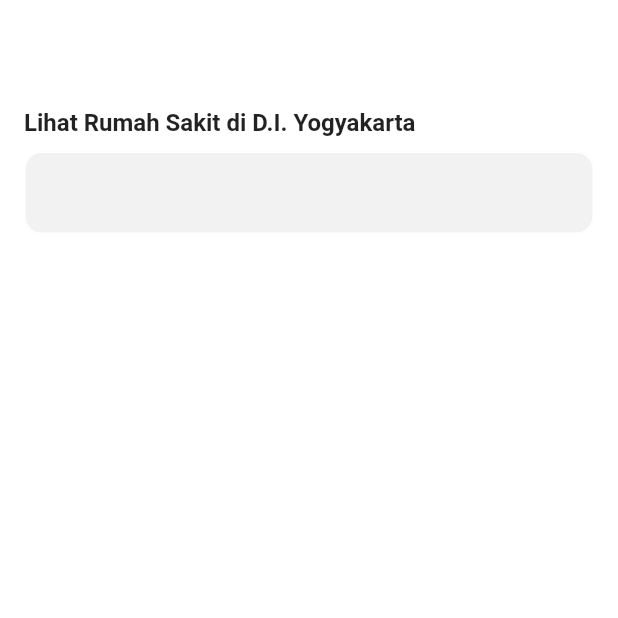
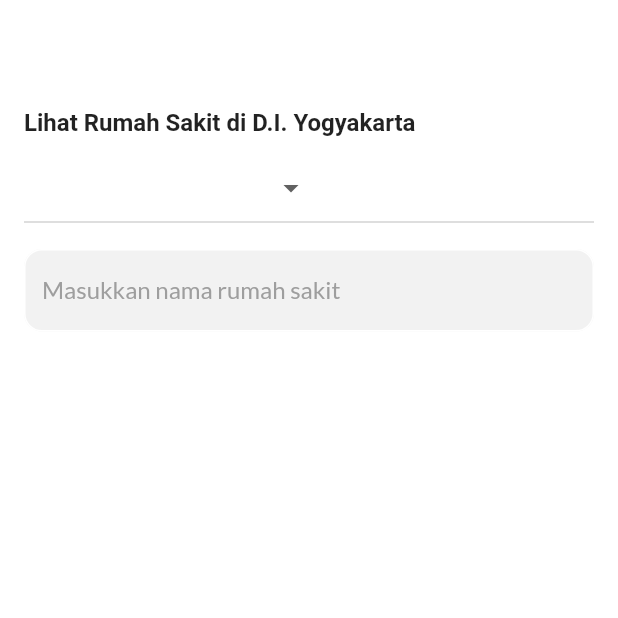
Before and after one commit to saskia-dwi-ulfah/HealthyIn, a Flutter app: the HospitalListPage screen opened directly, on a phone screen of 412 x 824 dp, the top half of it. Run offline on Flutter 3.47's test engine with Material 2 defaults, Android fonts, the light colour scheme and no system bars; our stand-ins replace cloud_firestore, firebase_auth, firebase_core, get, google_fonts, google_sign_in and 2 more; accounts and stored records are empty.

Commit message:
Defining dropdown filters

```diff
--- a/healthyin/lib/screens/Hospital Page/hospital_list_page.dart
+++ b/healthyin/lib/screens/Hospital Page/hospital_list_page.dart
@@ -4,6 +4,7 @@
 
 import 'package:flutter/material.dart';
 import 'package:cloud_firestore/cloud_firestore.dart';
+import 'package:google_fonts/google_fonts.dart';
 import 'package:healthyin/model/hospital_model.dart';
 import 'package:healthyin/widget/hotel_card.dart';
 
@@ -16,6 +17,7 @@ class HospitalListPage extends StatefulWidget {
 
 class _HospitalListPageState extends State<HospitalListPage> {
   final _hospitalSearchController = TextEditingController();
+  var selectedCity = "";
 
   late Future resultsLoaded;
   List _allResults = [];
@@ -99,6 +101,34 @@ class _HospitalListPageState extends State<HospitalListPage> {
                   style: TextStyle(fontWeight: FontWeight.w600, fontSize: 16),
                 ),
                 SizedBox(height: 10),
+                SizedBox(
+                  height: 55,
+                  width: w,
+                  child: DropdownButton(
+                      value: selectedCity,
+                      onChanged: (String? newValue) {
+                        setState(() {
+                          selectedCity = newValue!;
+                        });
+                      },
+                      items: const [
+                        DropdownMenuItem(
+                            value: "Semua kabupaten/kota",
+                            child: Text("Semua kabupaten/kota")),
+                        DropdownMenuItem(
+                            value: "Sleman", child: Text("Sleman")),
+                        DropdownMenuItem(
+                            value: "Gunung Kidul", child: Text("Gunung Kidul")),
+                        DropdownMenuItem(
+                            value: "Kulon Progo", child: Text("Kulon Progo")),
+                        DropdownMenuItem(
+                            value: "Bantul", child: Text("Bantul")),
+                        DropdownMenuItem(
+                            value: "Kota Yogyakarta",
+                            child: Text("Kota Yogyakarta"))
+                      ]),
+                ),
+                SizedBox(height: 10),
                 Container(
                   height: 55,
                   width: w,
@@ -108,6 +138,9 @@ class _HospitalListPageState extends State<HospitalListPage> {
                   child: TextField(
                     controller: _hospitalSearchController,
                     decoration: InputDecoration(
+                        hintText: "Masukkan nama rumah sakit",
+                        hintStyle: GoogleFonts.lato(
+                            fontSize: 16, color: Colors.grey[500]),
                         focusedBorder: OutlineInputBorder(
                             borderRadius: BorderRadius.circular(12),
                             borderSide: const BorderSide(
```
Also changed, not shown: healthyin/lib/screens/Self Screening/screening_1.dart (+4 -4 lines).
